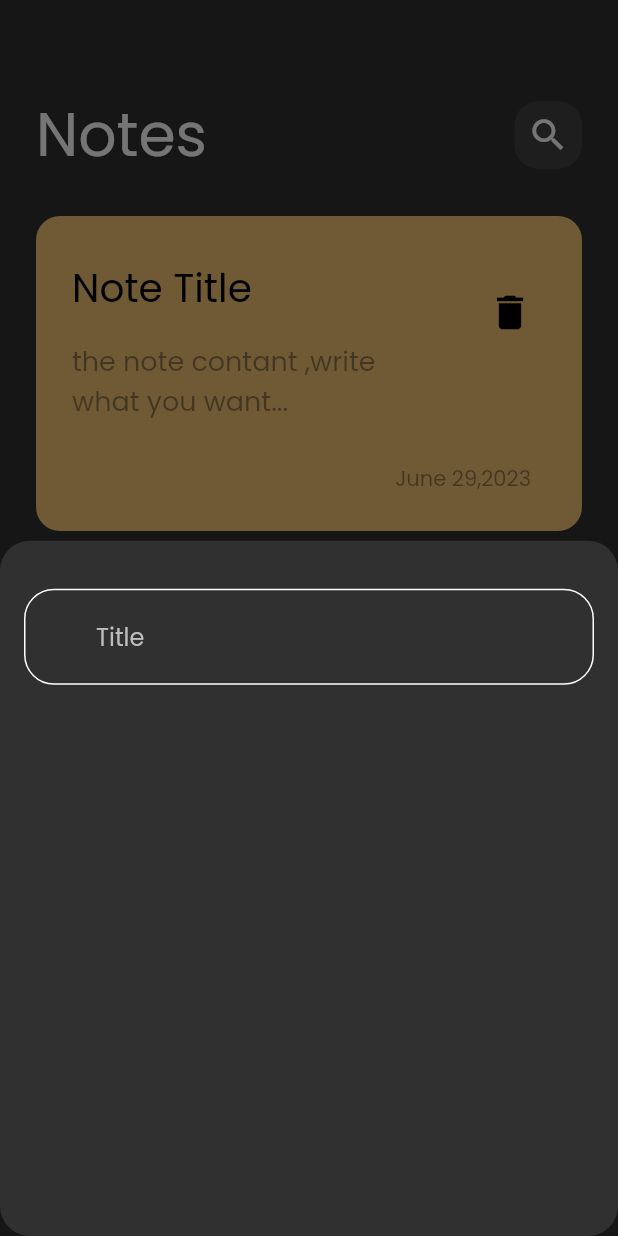
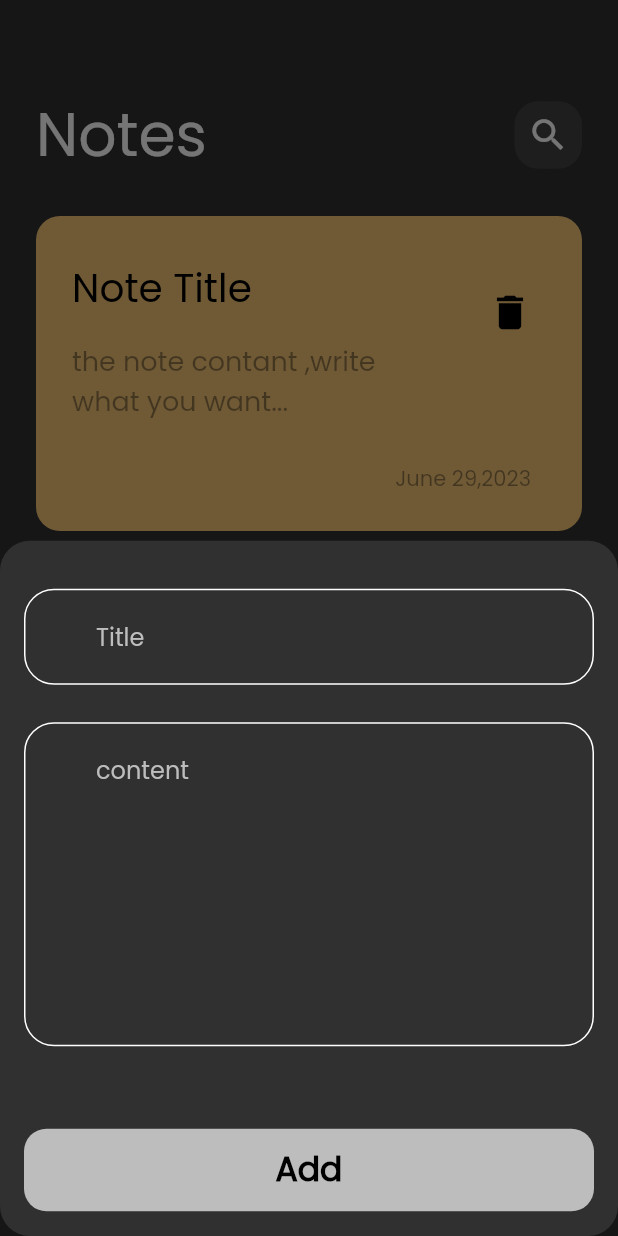
Before and after one commit to shehab-nabil/Notes_app, a Flutter app: the screen it shows after launch, after a tap on the "add" icon, on a phone screen of 412 x 824 dp. Run offline on Flutter 3.47's test engine with Material 2 defaults, Android fonts, the phone set to English and light mode, and no system bars.

Commit message:
notes bottom sheet

```diff
--- a/lib/views/widgets/add_note_bottom_sheet.dart
+++ b/lib/views/widgets/add_note_bottom_sheet.dart
@@ -1,12 +1,15 @@
 import 'package:flutter/material.dart';
 import 'package:notes_app/views/widgets/custom_form_text_field.dart';
+
+import 'custom_buttom.dart';
 
 class CustomBottomSheet extends StatelessWidget {
   const CustomBottomSheet({super.key});
 
   @override
   Widget build(BuildContext context) {
-    return Padding(
+    return SingleChildScrollView(
+      child: Padding(
         padding: const EdgeInsets.symmetric(horizontal: 16),
         child: Column(
           children: [
@@ -19,8 +22,35 @@ class CustomBottomSheet extends StatelessWidget {
                 cursorColor: Colors.grey.shade400,
                 borderEnableColor: Colors.white,
                 borderFocuseColor: Colors.grey.shade400,
-              borderRadius: 20)
+                borderRadius: 20),
+            const SizedBox(
+              height: 25,
+            ),
+            CustomFormTextField(
+                hintText: 'content',
+                maxLines: 8,
+                hintColor: Colors.grey.shade400,
+                cursorColor: Colors.grey.shade400,
+                borderEnableColor: Colors.white,
+                borderFocuseColor: Colors.grey.shade400,
+                borderRadius: 20),
+            const SizedBox(
+              height: 55,
+            ),
+            CustomCircularButtom(
+              width: MediaQuery.of(context).size.width,
+              height: 55,
+              label: 'Add',
+              backgroundColor: Colors.grey.shade400,
+              fontColor: Colors.black,
+              radius: 15,
+              onTap: () {},
+            ),
+            const SizedBox(
+              height: 20,
+            ),
           ],
+        ),
       ),
     );
   }
--- /dev/null
+++ b/lib/views/widgets/custom_buttom.dart
@@ -0,0 +1,44 @@
+import 'package:flutter/material.dart';
+
+class CustomCircularButtom extends StatelessWidget {
+  CustomCircularButtom(
+      {super.key,
+      required this.label,
+      this.width,
+      this.height,
+      this.backgroundColor = Colors.white,
+      this.fontColor = Colors.white,
+      this.radius = 10,
+      required this.onTap});
+  String? label;
+  Color backgroundColor;
+  double? height = 40;
+  double? width = double.infinity;
+  Color fontColor;
+  double radius;
+  VoidCallback? onTap;
+
+  @override
+  Widget build(BuildContext context) {
+    return GestureDetector(
+      onTap: onTap,
+      child: Container(
+        decoration: BoxDecoration(
+          color: backgroundColor,
+          borderRadius: BorderRadius.circular(radius),
+        ),
+        width: width,
+        height: height,
+        child: Center(
+            child: Text(
+          '$label',
+          style: TextStyle(
+            color: fontColor,
+            fontSize: 22,
+            fontWeight: FontWeight.bold,
+          ),
+        )),
+      ),
+    );
+  }
+}
--- a/lib/views/widgets/custom_form_text_field.dart
+++ b/lib/views/widgets/custom_form_text_field.dart
@@ -15,7 +15,10 @@ class CustomFormTextField extends StatelessWidget {
       required this.borderFocuseColor,
       required this.borderRadius,
       this.onChange,
-      this.isHidden = false});
+      this.isHidden = false,
+      this.maxLines = 1});
+
+  final int maxLines;
 
   String? hintText;
   Color? hintColor;
@@ -38,6 +41,7 @@ class CustomFormTextField extends StatelessWidget {
   @override
   Widget build(BuildContext context) {
     return TextFormField(
+      maxLines: maxLines,
       cursorColor: cursorColor,
       obscureText: isHidden!,
       validator: (data) {
```
Lines whose indentation alone changed are shown as unchanged.
